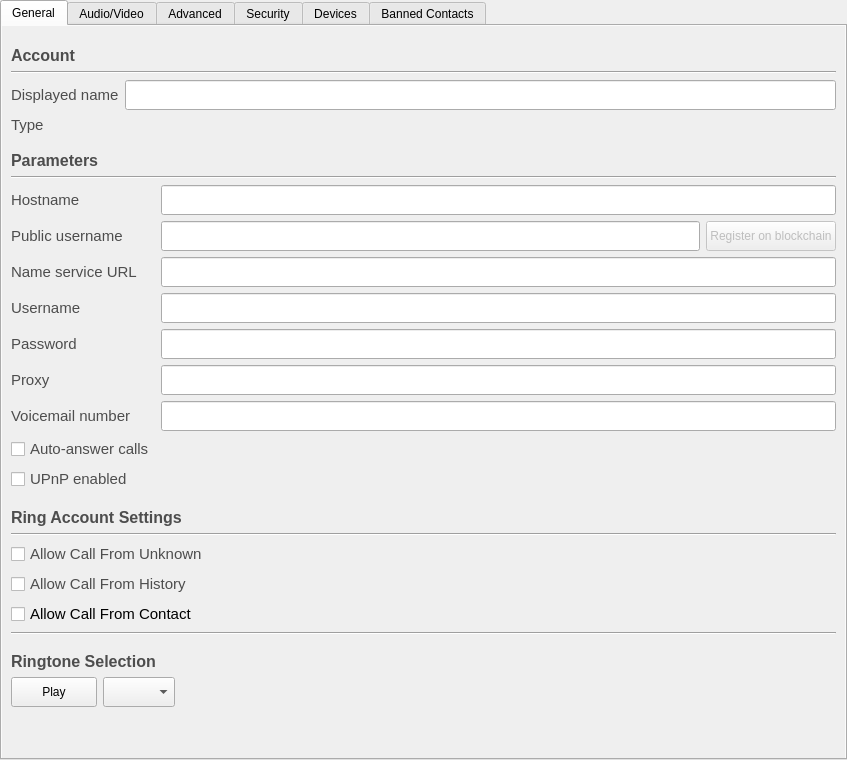
This is accountdetails.ui in savoirfairelinux/jami-client-windows as Qt 5 draws it before an edit. The edited form follows.
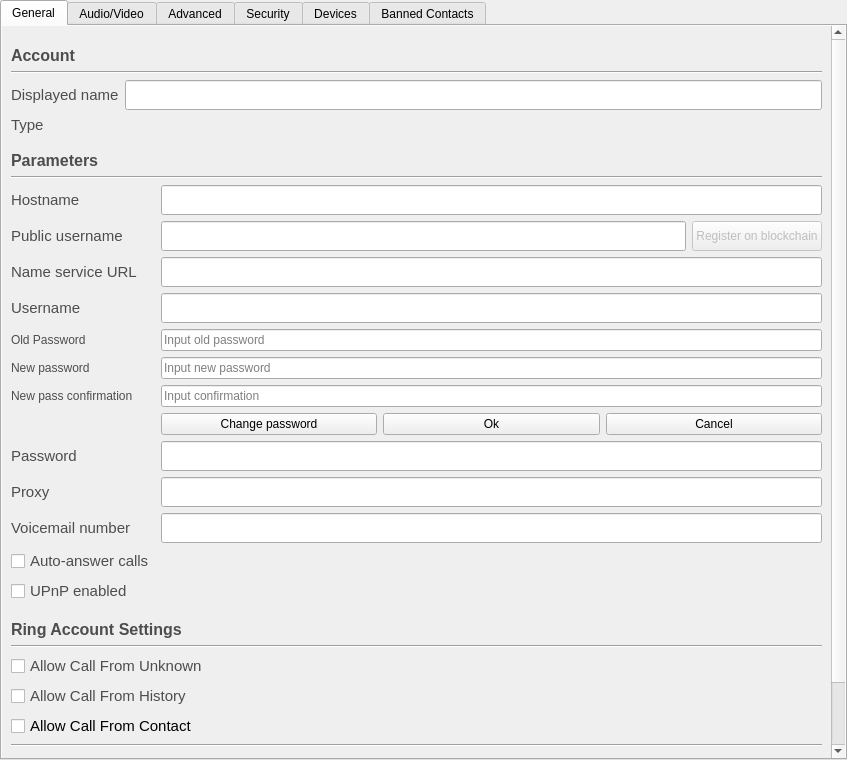
This is the edited form. Icons and pictures are not drawn. Custom widgets are drawn as their Qt base class.

Commit message:
Enable account password change
add the ui to change password of an account in account details.

```diff
--- a/accountdetails.ui
+++ b/accountdetails.ui
@@ -100,8 +100,8 @@
            <rect>
             <x>0</x>
             <y>0</y>
-            <width>843</width>
-            <height>726</height>
+            <width>829</width>
+            <height>872</height>
            </rect>
           </property>
           <layout class="QVBoxLayout" name="verticalLayout_12">
@@ -449,7 +449,7 @@
                  </property>
                 </widget>
                </item>
-               <item row="4" column="0">
+               <item row="10" column="0">
                 <widget class="QLabel" name="passwordLabel">
                  <property name="sizePolicy">
                   <sizepolicy hsizetype="MinimumExpanding" vsizetype="Preferred">
@@ -473,7 +473,7 @@
                  </property>
                 </widget>
                </item>
-               <item row="4" column="1">
+               <item row="10" column="1">
                 <widget class="QLineEdit" name="lrcfg_password">
                  <property name="sizePolicy">
                   <sizepolicy hsizetype="MinimumExpanding" vsizetype="Fixed">
@@ -495,7 +495,7 @@
                  </property>
                 </widget>
                </item>
-               <item row="5" column="0">
+               <item row="11" column="0">
                 <widget class="QLabel" name="proxyLabel">
                  <property name="sizePolicy">
                   <sizepolicy hsizetype="MinimumExpanding" vsizetype="Preferred">
@@ -519,7 +519,7 @@
                  </property>
                 </widget>
                </item>
-               <item row="5" column="1">
+               <item row="11" column="1">
                 <widget class="QLineEdit" name="lrcfg_proxy">
                  <property name="sizePolicy">
                   <sizepolicy hsizetype="MinimumExpanding" vsizetype="Fixed">
@@ -538,7 +538,7 @@
                  </property>
                 </widget>
                </item>
-               <item row="6" column="0">
+               <item row="12" column="0">
                 <widget class="QLabel" name="voicemailLabel">
                  <property name="sizePolicy">
                   <sizepolicy hsizetype="MinimumExpanding" vsizetype="Preferred">
@@ -562,7 +562,7 @@
                  </property>
                 </widget>
                </item>
-               <item row="6" column="1">
+               <item row="12" column="1">
                 <widget class="QLineEdit" name="lrcfg_mailbox">
                  <property name="sizePolicy">
                   <sizepolicy hsizetype="MinimumExpanding" vsizetype="Fixed">
@@ -581,7 +581,7 @@
                  </property>
                 </widget>
                </item>
-               <item row="7" column="0">
+               <item row="13" column="0">
                 <widget class="QCheckBox" name="lrcfg_autoAnswer">
                  <property name="font">
                   <font>
@@ -599,7 +599,7 @@
                  </property>
                 </widget>
                </item>
-               <item row="8" column="0">
+               <item row="14" column="0">
                 <widget class="QCheckBox" name="lrcfg_upnpEnabled">
                  <property name="enabled">
                   <bool>true</bool>
@@ -620,6 +620,121 @@
                  </property>
                 </widget>
                </item>
+               <item row="4" column="1">
+                <widget class="QLineEdit" name="oldPasswordLineEdit">
+                 <property name="toolTip">
+                  <string>Old password input line</string>
+                 </property>
+                 <property name="inputMask">
+                  <string/>
+                 </property>
+                 <property name="echoMode">
+                  <enum>QLineEdit::Password</enum>
+                 </property>
+                 <property name="placeholderText">
+                  <string>Input old password</string>
+                 </property>
+                </widget>
+               </item>
+               <item row="4" column="0">
+                <widget class="QLabel" name="oldPasswordLabel">
+                 <property name="styleSheet">
+                  <string notr="true">color: rgb(77, 77, 77);</string>
+                 </property>
+                 <property name="text">
+                  <string>Old Password</string>
+                 </property>
+                </widget>
+               </item>
+               <item row="5" column="1">
+                <widget class="QLineEdit" name="newPasswordLineEdit">
+                 <property name="toolTip">
+                  <string>New password text input</string>
+                 </property>
+                 <property name="echoMode">
+                  <enum>QLineEdit::Password</enum>
+                 </property>
+                 <property name="placeholderText">
+                  <string>Input new password</string>
+                 </property>
+                </widget>
+               </item>
+               <item row="5" column="0">
+                <widget class="QLabel" name="newPasswordLabel">
+                 <property name="styleSheet">
+                  <string notr="true">color: rgb(77, 77, 77);</string>
+                 </property>
+                 <property name="text">
+                  <string>New password</string>
+                 </property>
+                </widget>
+               </item>
+               <item row="6" column="1">
+                <widget class="QLineEdit" name="newPassConfirmationLineEdit">
+                 <property name="toolTip">
+                  <string>Password confirmation text input</string>
+                 </property>
+                 <property name="echoMode">
+                  <enum>QLineEdit::Password</enum>
+                 </property>
+                 <property name="placeholderText">
+                  <string>Input confirmation </string>
+                 </property>
+                </widget>
+               </item>
+               <item row="6" column="0">
+                <widget class="QLabel" name="newPassConfirmationLabel">
+                 <property name="styleSheet">
+                  <string notr="true">color: rgb(77, 77, 77);</string>
+                 </property>
+                 <property name="text">
+                  <string>New pass confirmation</string>
+                 </property>
+                </widget>
+               </item>
+               <item row="7" column="1">
+                <layout class="QHBoxLayout" name="horizontalLayout_2">
+                 <property name="topMargin">
+                  <number>0</number>
+                 </property>
+                 <item>
+                  <widget class="QPushButton" name="changePassBtn">
+                   <property name="maximumSize">
+                    <size>
+                     <width>500</width>
+                     <height>100</height>
+                    </size>
+                   </property>
+                   <property name="text">
+                    <string>Change password</string>
+                   </property>
+                  </widget>
+                 </item>
+                 <item>
+                  <widget class="QPushButton" name="confirmChangeBtn">
+                   <property name="maximumSize">
+                    <size>
+                     <width>500</width>
+                     <height>16777215</height>
+                    </size>
+                   </property>
+                   <property name="text">
+                    <string>Ok</string>
+                   </property>
+                  </widget>
+                 </item>
+                 <item>
+                  <widget class="QPushButton" name="cancelChangeBtn">
+                   <property name="toolTip">
+                    <string>Cancel password change button</string>
+                   </property>
+                   <property name="text">
+                    <string>Cancel</string>
+                   </property>
+                  </widget>
+                 </item>
+                </layout>
+               </item>
               </layout>
              </item>
              <item>
```
Left out of the diff: 2 changed lines with no effect on the pictures. The commit also changes 2 other files.
